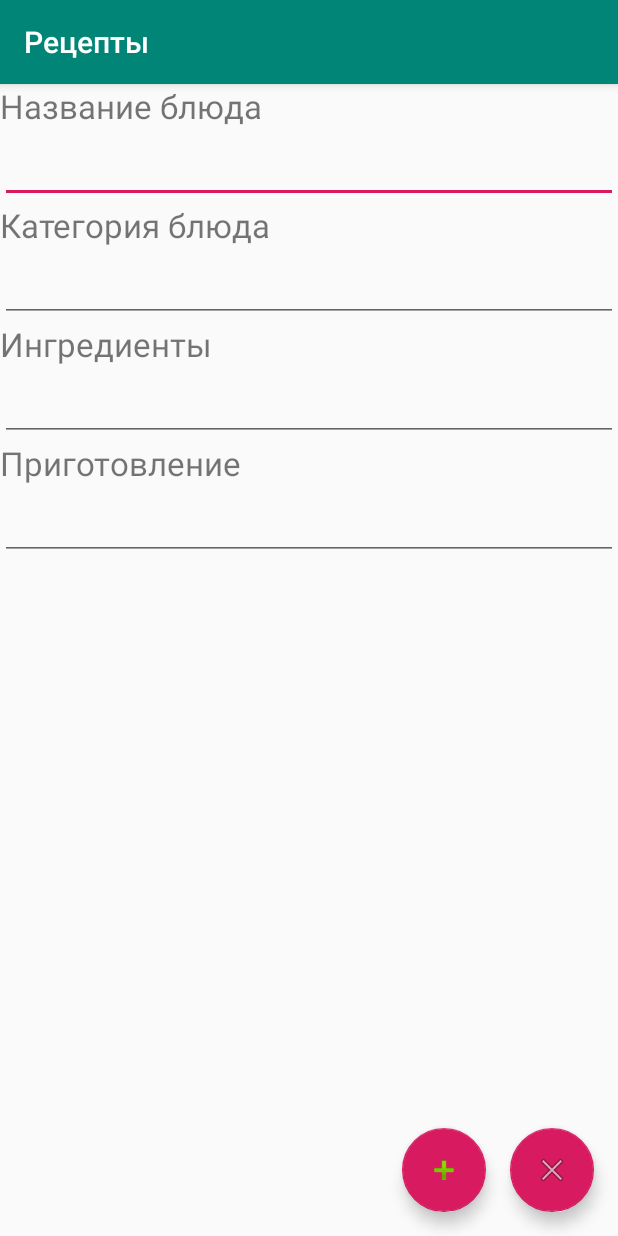
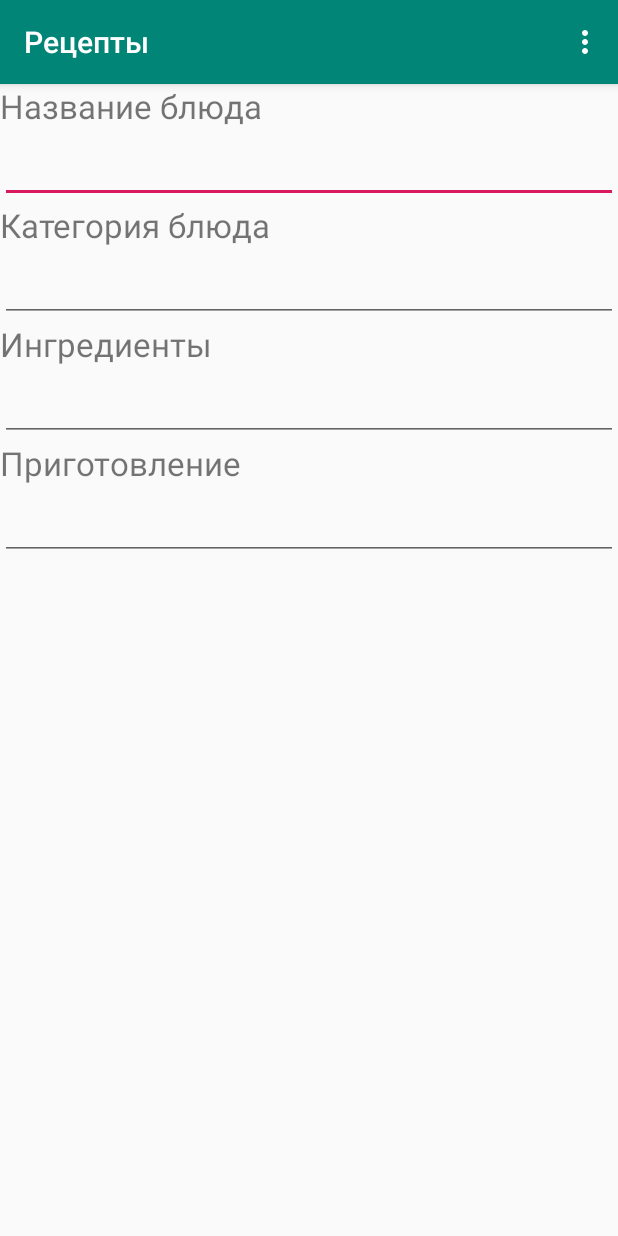
Before and after one commit to Anton9kin/Dishes, an Android app: the DishEdit screen opened directly, with no data from a screen before it, on a phone screen of 412 x 824 dp. Run offline under Robolectric (Android 15) with nearby library versions, the phone set to English and light mode, and no system bars.

Commit message:
Refactored DishEdit activity: added toolbar

```diff
--- a/app/src/main/AndroidManifest.xml
+++ b/app/src/main/AndroidManifest.xml
@@ -31,7 +31,11 @@
                 <category android:name="android.intent.category.DEFAULT" />
             </intent-filter>
         </activity>
-        <activity android:name=".DishEdit"></activity>
+        <activity
+            android:name=".DishEdit"
+            android:theme="@style/AppTheme.NoActionBar">
+
+        </activity>
     </application>
 
 </manifest>
--- a/app/src/main/java/com/example/devyatkin/dishes/DishContentActivity.java
+++ b/app/src/main/java/com/example/devyatkin/dishes/DishContentActivity.java
@@ -16,6 +16,8 @@ import java.io.File;
 
 public class DishContentActivity extends AppCompatActivity {
 
+    private Dish dish;
+
     @Override
     protected void onCreate(Bundle savedInstanceState) {
         super.onCreate(savedInstanceState);
@@ -24,7 +26,6 @@ public class DishContentActivity extends AppCompatActivity {
         setSupportActionBar(contentDishToolbar);
 
         Bundle arg = getIntent().getExtras();
-        final Dish dish;
 
         if (arg != null){
             dish = arg.getParcelable(Dish.class.getSimpleName());
@@ -71,6 +72,7 @@ public class DishContentActivity extends AppCompatActivity {
         }
         if (id == R.id.action_dish_edit) {
             Intent intent = new Intent(this, DishEdit.class);
+            intent.putExtra(Dish.class.getSimpleName(), dish);
             startActivity(intent);
             //Toast.makeText(this, "<" + getResources().getString(R.string.action_dish_edit) + "> не доступно", Toast.LENGTH_LONG).show();
             return true;
--- a/app/src/main/java/com/example/devyatkin/dishes/DishEdit.java
+++ b/app/src/main/java/com/example/devyatkin/dishes/DishEdit.java
@@ -1,10 +1,16 @@
 package com.example.devyatkin.dishes;
 
+import android.content.Intent;
 import android.support.design.widget.FloatingActionButton;
 import android.support.design.widget.Snackbar;
 import android.support.v7.app.AppCompatActivity;
 import android.os.Bundle;
+import android.support.v7.widget.Toolbar;
+import android.view.Menu;
+import android.view.MenuItem;
 import android.view.View;
+import android.widget.EditText;
+import android.widget.Toast;
 
 public class DishEdit extends AppCompatActivity {
 
@@ -12,23 +18,57 @@ public class DishEdit extends AppCompatActivity {
     protected void onCreate(Bundle savedInstanceState) {
         super.onCreate(savedInstanceState);
         setContentView(R.layout.activity_dish_edit);
+        Toolbar contentDishToolbar = findViewById(R.id.edit_dish_toolbar);
+        setSupportActionBar(contentDishToolbar);
 
-        FloatingActionButton fab_apply = findViewById(R.id.fab_apply);
-        fab_apply.setOnClickListener(new View.OnClickListener() {
-            @Override
-            public void onClick(View view) {
-                Snackbar.make(view, "Replace with your own action", Snackbar.LENGTH_LONG)
-                        .setAction("Action", null).show();
-            }
-        });
+        Bundle arg = getIntent().getExtras();
+        final Dish dish;
 
-        FloatingActionButton fab_cancel = findViewById(R.id.fab_cancel);
-        fab_cancel.setOnClickListener(new View.OnClickListener() {
-            @Override
-            public void onClick(View view) {
-                Snackbar.make(view, "Replace with your own action", Snackbar.LENGTH_LONG)
-                        .setAction("Action", null).show();
-            }
-        });
+        if (arg != null){
+            dish = arg.getParcelable(Dish.class.getSimpleName());
+
+            EditText edit_name = findViewById(R.id.edit_name);
+            edit_name.setText(dish.getName());
+
+            EditText edit_type = findViewById(R.id.edit_type);
+            edit_type.setText(dish.getType());
+
+            EditText edit_ingredients = findViewById(R.id.edit_ingredients);
+            edit_ingredients.setText(dish.getIngredient());
+
+            EditText edit_cooking = findViewById(R.id.edit_cooking);
+            edit_cooking.setText(dish.getCooking());
+
+
+        }
     }
+
+
+    @Override
+    public boolean onCreateOptionsMenu(Menu menu) {
+        // Inflate the menu; this adds items to the action bar if it is present.
+        getMenuInflater().inflate(R.menu.apply_dish, menu);
+        return true;
+    }
+
+    @Override
+    public boolean onOptionsItemSelected(MenuItem item) {
+        // Handle action bar item clicks here. The action bar will
+        // automatically handle clicks on the Home/Up button, so long
+        // as you specify a parent activity in AndroidManifest.xml.
+        int id = item.getItemId();
+
+        //noinspection SimplifiableIfStatement
+        if (id == R.id.action_dish_apply) {
+            Toast.makeText(this, "<" + getResources().getString(R.string.action_dish_apply) + "> не доступно", Toast.LENGTH_LONG).show();
+            return true;
+        }
+        if (id == R.id.action_dish_cancel) {
+            Toast.makeText(this, "<" + getResources().getString(R.string.action_dish_cancel) + "> не доступно", Toast.LENGTH_LONG).show();
+            return true;
+        }
+
+        return super.onOptionsItemSelected(item);
+    }
+
 }
--- a/app/src/main/java/com/example/devyatkin/dishes/MainActivity.java
+++ b/app/src/main/java/com/example/devyatkin/dishes/MainActivity.java
@@ -94,6 +94,7 @@ public class MainActivity extends AppCompatActivity
         }
         if (id == R.id.action_dish_add) {
             Intent intent = new Intent(this, DishEdit.class);
+            intent.putExtra(Dish.class.getSimpleName(), new Dish());
             startActivity(intent);
             //Toast.makeText(this, "<" + getResources().getString(R.string.action_dish_add) + "> не доступно", Toast.LENGTH_LONG).show();
             return true;
--- a/app/src/main/res/layout/activity_dish_edit.xml
+++ b/app/src/main/res/layout/activity_dish_edit.xml
@@ -1,77 +1,36 @@
 <?xml version="1.0" encoding="utf-8"?>
-<android.support.constraint.ConstraintLayout xmlns:android="http://schemas.android.com/apk/res/android"
+<android.support.v4.widget.DrawerLayout xmlns:android="http://schemas.android.com/apk/res/android"
     xmlns:app="http://schemas.android.com/apk/res-auto"
     xmlns:tools="http://schemas.android.com/tools"
+    android:id="@+id/drawer_layout"
     android:layout_width="match_parent"
     android:layout_height="match_parent"
-    tools:context=".DishEdit">
+    android:fitsSystemWindows="true"
+    tools:openDrawer="start">
 
-    <LinearLayout
+    <android.support.design.widget.CoordinatorLayout xmlns:android="http://schemas.android.com/apk/res/android"
+        xmlns:app="http://schemas.android.com/apk/res-auto"
+        xmlns:tools="http://schemas.android.com/tools"
         android:layout_width="match_parent"
         android:layout_height="match_parent"
-        android:orientation="vertical">
+        tools:context=".DishEdit">
 
-        <TextView
-            android:text="@string/edit_dish_name"
-            android:textSize="@dimen/content_dish_header_size"
+        <android.support.design.widget.AppBarLayout
             android:layout_width="match_parent"
-            android:layout_height="wrap_content" />
-        <EditText
-            android:textSize="@dimen/content_dish_header_size"
-            android:layout_width="match_parent"
-            android:layout_height="wrap_content" />
+            android:layout_height="wrap_content"
+            android:theme="@style/AppTheme.AppBarOverlay">
 
-        <TextView
-            android:text="@string/edit_dish_type"
-            android:textSize="@dimen/content_dish_header_size"
-            android:layout_width="match_parent"
-            android:layout_height="wrap_content" />
-        <EditText
-            android:textSize="@dimen/content_dish_header_size"
-            android:layout_width="match_parent"
-            android:layout_height="wrap_content" />
+            <android.support.v7.widget.Toolbar
+                android:id="@+id/edit_dish_toolbar"
+                android:layout_width="match_parent"
+                android:layout_height="?attr/actionBarSize"
+                android:background="?attr/colorPrimary"
+                app:popupTheme="@style/AppTheme.PopupOverlay" />
 
-        <TextView
-            android:text="@string/edit_dish_ingredients"
-            android:textSize="@dimen/content_dish_header_size"
-            android:layout_width="match_parent"
-            android:layout_height="wrap_content" />
-        <EditText
-            android:textSize="@dimen/content_dish_header_size"
-            android:layout_width="match_parent"
-            android:layout_height="wrap_content" />
+        </android.support.design.widget.AppBarLayout>
 
+        <include layout="@layout/dish_edit" />
 
-        <TextView
-            android:text="@string/edit_dish_cooking"
-            android:textSize="@dimen/content_dish_header_size"
-            android:layout_width="match_parent"
-            android:layout_height="wrap_content" />
-        <EditText
-            android:textSize="@dimen/content_dish_header_size"
-            android:layout_width="match_parent"
-            android:layout_height="wrap_content" />
+    </android.support.design.widget.CoordinatorLayout>
 
-    </LinearLayout>
-
-    <android.support.design.widget.FloatingActionButton
-        android:id="@+id/fab_apply"
-        android:layout_width="wrap_content"
-        android:layout_height="wrap_content"
-        android:layout_gravity="end|bottom"
-        android:layout_margin="@dimen/fab_margin"
-        app:layout_constraintBottom_toBottomOf="parent"
-        app:layout_constraintRight_toLeftOf="@id/fab_cancel"
-        app:srcCompat="@android:drawable/ic_input_add" />
-
-    <android.support.design.widget.FloatingActionButton
-        android:id="@+id/fab_cancel"
-        android:layout_width="wrap_content"
-        android:layout_height="wrap_content"
-        android:layout_gravity="end|bottom"
-        android:layout_margin="@dimen/fab_margin"
-        app:layout_constraintBottom_toBottomOf="parent"
-        app:layout_constraintRight_toRightOf="parent"
-        app:srcCompat="@android:drawable/ic_menu_close_clear_cancel" />
-
-</android.support.constraint.ConstraintLayout>
+</android.support.v4.widget.DrawerLayout>
--- /dev/null
+++ b/app/src/main/res/layout/dish_edit.xml
@@ -0,0 +1,67 @@
+<?xml version="1.0" encoding="utf-8"?>
+<android.support.constraint.ConstraintLayout
+    xmlns:android="http://schemas.android.com/apk/res/android"
+    xmlns:app="http://schemas.android.com/apk/res-auto"
+    xmlns:tools="http://schemas.android.com/tools"
+    android:layout_width="match_parent"
+    android:layout_height="match_parent"
+    app:layout_behavior="@string/appbar_scrolling_view_behavior"
+    tools:context=".DishEdit">
+
+    <ScrollView
+        android:layout_width="match_parent"
+        android:layout_height="match_parent">
+
+        <LinearLayout
+            android:layout_width="match_parent"
+            android:layout_height="match_parent"
+            android:orientation="vertical">
+
+            <TextView
+                android:text="@string/edit_dish_name"
+                android:textSize="@dimen/content_dish_header_size"
+                android:layout_width="match_parent"
+                android:layout_height="wrap_content" />
+            <EditText
+                android:id="@+id/edit_name"
+                android:textSize="@dimen/content_dish_header_size"
+                android:layout_width="match_parent"
+                android:layout_height="wrap_content" />
+
+            <TextView
+                android:text="@string/edit_dish_type"
+                android:textSize="@dimen/content_dish_header_size"
+                android:layout_width="match_parent"
+                android:layout_height="wrap_content" />
+            <EditText
+                android:id="@+id/edit_type"
+                android:textSize="@dimen/content_dish_header_size"
+                android:layout_width="match_parent"
+                android:layout_height="wrap_content" />
+
+            <TextView
+                android:text="@string/edit_dish_ingredients"
+                android:textSize="@dimen/content_dish_header_size"
+                android:layout_width="match_parent"
+                android:layout_height="wrap_content" />
+            <EditText
+                android:id="@+id/edit_ingredients"
+                android:textSize="@dimen/content_dish_header_size"
+                android:layout_width="match_parent"
+                android:layout_height="wrap_content" />
+
+
+            <TextView
+                android:text="@string/edit_dish_cooking"
+                android:textSize="@dimen/content_dish_header_size"
+                android:layout_width="match_parent"
+                android:layout_height="wrap_content" />
+            <EditText
+                android:id="@+id/edit_cooking"
+                android:textSize="@dimen/content_dish_header_size"
+                android:layout_width="match_parent"
+                android:layout_height="wrap_content" />
+
+        </LinearLayout>
+    </ScrollView>
+</android.support.constraint.ConstraintLayout>
--- /dev/null
+++ b/app/src/main/res/menu/apply_dish.xml
@@ -0,0 +1,16 @@
+<?xml version="1.0" encoding="utf-8"?>
+<menu
+    xmlns:android="http://schemas.android.com/apk/res/android"
+    xmlns:app="http://schemas.android.com/apk/res-auto">
+
+    <item
+        android:id="@+id/action_dish_apply"
+        android:orderInCategory="99"
+        android:title="@string/action_dish_apply"
+        app:showAsAction="never" />
+    <item
+        android:id="@+id/action_dish_cancel"
+        android:orderInCategory="99"
+        android:title="@string/action_dish_cancel"
+        app:showAsAction="never" />
+</menu>
--- a/app/src/main/res/values/strings.xml
+++ b/app/src/main/res/values/strings.xml
@@ -10,6 +10,9 @@
     <string name="action_dish_add">Добавить рецепт</string>
     <string name="action_dish_edit">Редактировать рецепт</string>
     <string name="action_dish_delete">Удалить рецепт</string>
+
+    <string name="action_dish_apply">Сохранить</string>
+    <string name="action_dish_cancel">Отменить</string>
 
 
     <string name="default_name_dish">Название блюда</string>
```
